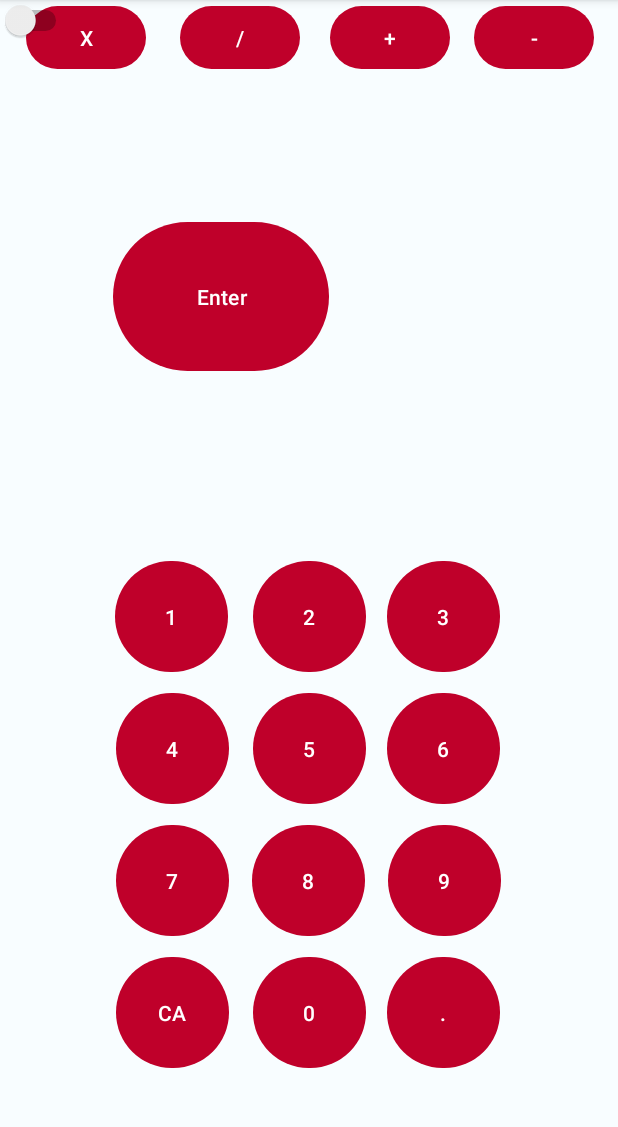
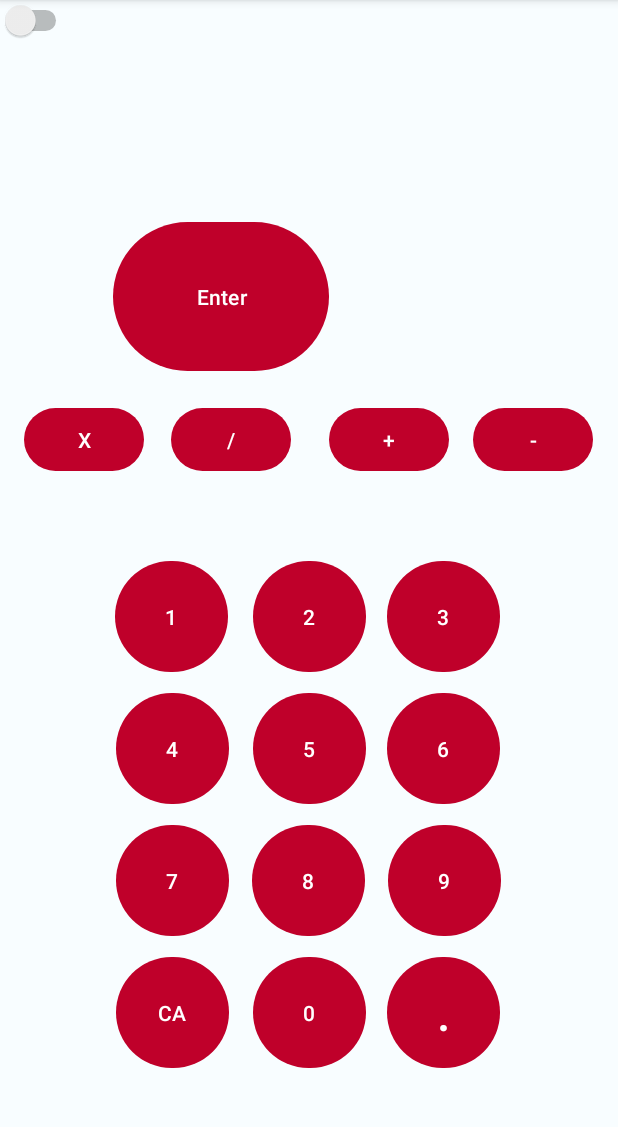
Before and after one commit to Chase847/CalculatorAppVargo, an Android app: the screen it shows after launch (MainActivity), on a phone screen of 412 x 824 dp, the part 96-1223 px from its top. Run offline under Robolectric (Android 15) with nearby library versions, the phone set to English and light mode, and no system bars; Roboto replaces fonts that are not available here.

Commit message:
calculate almost working just fix the tv not working

```diff
--- a/app/src/main/java/com/example/calculatorappvargo/MainActivity.java
+++ b/app/src/main/java/com/example/calculatorappvargo/MainActivity.java
@@ -11,18 +11,25 @@ public class MainActivity extends AppCompatActivity {
     String inputTVDisplay = "";
     String firstNum = "";
     String secondNum = "";
-    Boolean isSecondNum = false;
-    Boolean isFirstClick = true;
+    boolean isSecondNum = false;
+    boolean isFirstClick = true;
     String sign = "";
+    String firstHistoryTV = "";
+    String secondHistoryTV = "";
+
 
 
     TextView inTV;
+    TextView fHTV;
+    TextView sHTV;
 
     @Override
     protected void onCreate(Bundle savedInstanceState) {
         super.onCreate(savedInstanceState);
         setContentView(R.layout.activity_main);
         inTV = findViewById(R.id.inputTV);
+        fHTV = findViewById(R.id.historyTV1);
+        sHTV = findViewById(R.id.historyTV2);
     }
 
 
@@ -82,9 +89,12 @@ public class MainActivity extends AppCompatActivity {
             } else if (v.getId() == R.id.enterButton) {
                 calculate(v);
             } else if (v.getId() == R.id.clearButton) {
+                secondHistoryTV = firstHistoryTV;
+                firstHistoryTV = inputTVDisplay;
                 inputTVDisplay = "";
                 firstNum = "";
                 secondNum = "";
+                isSecondNum = false;
             } else if (v.getId() == R.id.decimalPointButton) {
                 inputTVDisplay = inputTVDisplay + ".";
             }
@@ -93,6 +103,7 @@ public class MainActivity extends AppCompatActivity {
             }
         }
         else{
+            inTV.setText("");
             if (v.getId() == R.id.button1) {
                 inputTVDisplay = inputTVDisplay + "1";
                 secondNum += "1";
@@ -140,18 +151,40 @@ public class MainActivity extends AppCompatActivity {
             } else if (v.getId() == R.id.enterButton) {
                 calculate(v);
             } else if (v.getId() == R.id.clearButton) {
+                secondHistoryTV = firstHistoryTV;
+                firstHistoryTV = inputTVDisplay;
                 inputTVDisplay = "";
                 firstNum = "";
                 secondNum = "";
+                isSecondNum = false;
             } else if (v.getId() == R.id.decimalPointButton) {
                 inputTVDisplay = inputTVDisplay + ".";
             }
         }
 
         inTV.setText(inputTVDisplay);
+        fHTV.setText(firstHistoryTV);
+        sHTV.setText(secondHistoryTV);
     }
 
     public void calculate(View v){
-        double fNum = firstNum.;
+        double fNum = Integer.valueOf(firstNum);
+        double sNum = Integer.valueOf(secondNum);
+        double value = 0;
+        if (sign.equals("+")){
+            value = fNum + sNum;
+        }
+        else if (sign.equals("-")){
+            value = fNum - sNum;
+        }
+        else if (sign.equals("*")){
+            value = fNum * sNum;
+        }
+        else if (sign.equals("/")){
+            value = fNum/sNum;
+        }
+        inputTVDisplay = value + "";
+        inTV.setText(inputTVDisplay);
+
     }
 }
--- a/app/src/main/res/layout/activity_main.xml
+++ b/app/src/main/res/layout/activity_main.xml
@@ -13,6 +13,7 @@
         android:layout_height="82dp"
         android:layout_marginBottom="44dp"
         android:text="CA"
+        android:onClick="addDigit"
         app:layout_constraintBottom_toBottomOf="parent"
         app:layout_constraintEnd_toEndOf="parent"
         app:layout_constraintHorizontal_bias="0.229"
@@ -23,7 +24,9 @@
         android:layout_width="75dp"
         android:layout_height="82dp"
         android:layout_marginBottom="44dp"
+        android:onClick="addDigit"
         android:text="."
+        android:textSize="32dp"
         app:layout_constraintBottom_toBottomOf="parent"
         app:layout_constraintEnd_toEndOf="parent"
         app:layout_constraintHorizontal_bias="0.767"
@@ -33,30 +36,37 @@
         android:id="@+id/subtractionButton"
         android:layout_width="80dp"
         android:layout_height="50dp"
+        android:layout_marginTop="268dp"
         android:text="-"
+        android:onClick="addDigit"
         app:layout_constraintEnd_toEndOf="parent"
-        app:layout_constraintHorizontal_bias="0.877"
+        app:layout_constraintHorizontal_bias="0.878"
         app:layout_constraintStart_toEndOf="@+id/divisionButton"
-        tools:layout_editor_absoluteY="269dp" />
+        app:layout_constraintTop_toTopOf="parent" />
 
     <Button
         android:id="@+id/multiplicationButton"
         android:layout_width="80dp"
         android:layout_height="50dp"
+        android:layout_marginTop="268dp"
         android:text="X"
+        android:onClick="addDigit"
         app:layout_constraintEnd_toStartOf="@+id/additionButton"
-        app:layout_constraintHorizontal_bias="0.122"
+        app:layout_constraintHorizontal_bias="0.115"
         app:layout_constraintStart_toStartOf="parent"
-        tools:layout_editor_absoluteY="269dp" />
+        app:layout_constraintTop_toTopOf="parent" />
 
     <Button
         android:id="@+id/additionButton"
         android:layout_width="80dp"
         android:layout_height="50dp"
-        android:layout_marginEnd="112dp"
+        android:layout_marginTop="268dp"
+        android:onClick="addDigit"
         android:text="+"
         app:layout_constraintEnd_toEndOf="parent"
-        tools:layout_editor_absoluteY="269dp" />
+        app:layout_constraintHorizontal_bias="0.661"
+        app:layout_constraintStart_toStartOf="parent"
+        app:layout_constraintTop_toTopOf="parent" />
 
     <Button
         android:id="@+id/button9"
@@ -182,12 +192,14 @@
         android:id="@+id/divisionButton"
         android:layout_width="80dp"
         android:layout_height="50dp"
+        android:layout_marginTop="268dp"
         android:layout_marginEnd="20dp"
         android:text="/"
+        android:onClick="addDigit"
         app:layout_constraintEnd_toStartOf="@+id/additionButton"
-        app:layout_constraintHorizontal_bias="1.0"
+        app:layout_constraintHorizontal_bias="0.957"
         app:layout_constraintStart_toStartOf="parent"
-        tools:layout_editor_absoluteY="269dp" />
+        app:layout_constraintTop_toTopOf="parent" />
 
     <TextView
         android:id="@+id/inputTV"
@@ -235,6 +247,7 @@
         android:layout_height="107dp"
         android:layout_marginTop="144dp"
         android:text="Enter"
+        android:onClick="addDigit"
         app:layout_constraintEnd_toEndOf="parent"
         app:layout_constraintHorizontal_bias="0.28"
         app:layout_constraintStart_toStartOf="parent"
```
